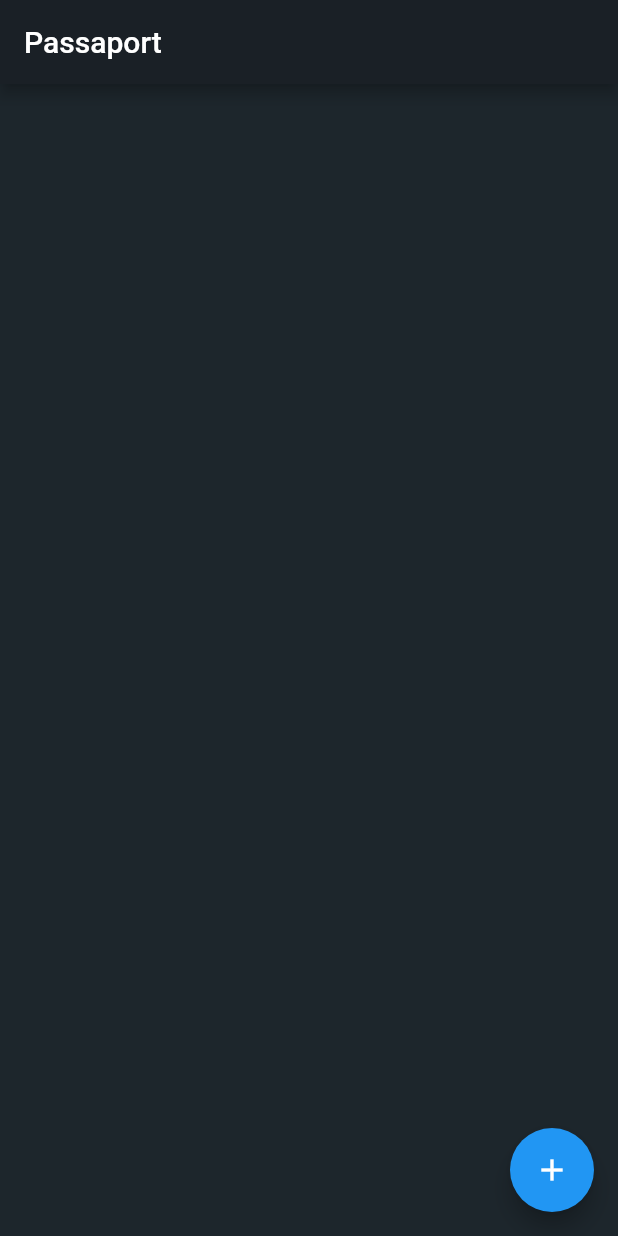
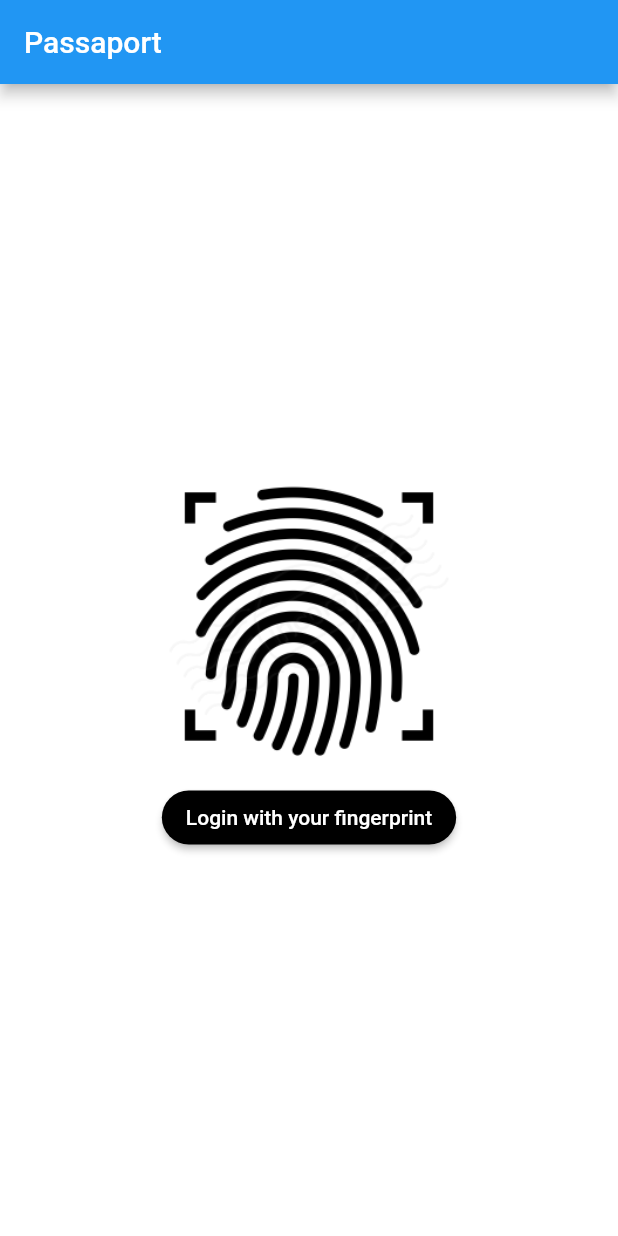
Before and after one commit to onurceri/passaport, a Flutter app: the screen it shows after launch, on a phone screen of 412 x 824 dp. Run offline on Flutter 3.47's test engine with Material 2 defaults, Android fonts, the phone set to English and light mode, and no system bars; our stand-ins replace fluttertoast, local_auth, sqflite; accounts and stored records are empty.

Commit message:
fingerprint added

```diff
--- a/lib/main.dart
+++ b/lib/main.dart
@@ -1,5 +1,5 @@
 import 'package:flutter/material.dart';
-import 'package:passaport/screens/home_page.dart';
+import 'package:passaport/screens/authentication.dart';
 
 void main() => runApp(MyApp());
 
@@ -11,7 +11,7 @@ class MyApp extends StatelessWidget {
       theme: ThemeData(
         primarySwatch: Colors.blue,
       ),
-      home: HomePage(),
+      home: AuthenticationPage(),
     );
   }
 }
--- /dev/null
+++ b/lib/screens/authentication.dart
@@ -0,0 +1,99 @@
+import 'dart:async';
+import 'package:flutter/material.dart';
+import 'package:flutter/services.dart';
+import 'package:local_auth/local_auth.dart';
+import 'package:passaport/screens/home_page.dart';
+
+class AuthenticationPage extends StatefulWidget {
+  @override
+  _AuthenticationPageState createState() => _AuthenticationPageState();
+}
+
+class _AuthenticationPageState extends State<AuthenticationPage> {
+  final LocalAuthentication auth = LocalAuthentication();
+  bool _canCheckBiometrics;
+  List<BiometricType> _availableBiometrics;
+  String _authorized = 'Not Authorized';
+
+  Future<void> _checkBiometrics() async {
+    bool canCheckBiometrics;
+    try {
+      canCheckBiometrics = await auth.canCheckBiometrics;
+    } on PlatformException catch (e) {
+      print(e);
+    }
+    if (!mounted) return;
+
+    setState(() {
+      _canCheckBiometrics = canCheckBiometrics;
+    });
+  }
+
+  Future<void> _getAvailableBiometrics() async {
+    List<BiometricType> availableBiometrics;
+    try {
+      availableBiometrics = await auth.getAvailableBiometrics();
+    } on PlatformException catch (e) {
+      print(e);
+    }
+    if (!mounted) return;
+
+    setState(() {
+      _availableBiometrics = availableBiometrics;
+    });
+  }
+
+  Future<void> _authenticate() async {
+    bool authenticated = false;
+    try {
+      authenticated = await auth.authenticateWithBiometrics(
+          localizedReason: 'Scan your fingerprint to authenticate',
+          useErrorDialogs: true,
+          stickyAuth: false);
+    } on PlatformException catch (e) {
+      print(e);
+    }
+    if (!mounted) return;
+
+    if (authenticated) {
+      Navigator.push(
+        context,
+        MaterialPageRoute(builder: (context) => HomePage()),
+      );
+    }
+  }
+
+  @override
+  Widget build(BuildContext context) {
+    return MaterialApp(
+        home: Scaffold(
+      appBar: AppBar(
+        title: const Text('Passaport'),
+      ),
+      body: Container(
+          color:Colors.white,
+          child: Row(
+            mainAxisAlignment: MainAxisAlignment.center,
+            children: <Widget>[
+              Column(
+                mainAxisAlignment: MainAxisAlignment.center,
+                children: <Widget>[
+                  new Container(
+                    child: Image.asset('assets/images/fingerprint.png', height: 200,),
+                  ),
+                  new Container(
+                    margin: EdgeInsets.only(top:10.0),
+                      child: new RaisedButton(
+                    onPressed: _authenticate,
+                    child: Text("Login with your fingerprint"),
+                    shape: new RoundedRectangleBorder(borderRadius: new BorderRadius.circular(30.0)),
+                    color: Colors.black,
+                    textColor: Colors.white,
+                  ))
+                ],
+              ),
+            ],
+          )),
+    ));
+  }
+}
--- a/pubspec.yaml
+++ b/pubspec.yaml
@@ -24,6 +24,7 @@ dependencies:
   path_provider: any
   fluttertoast: ^3.0.3
   flutter_launcher_icons: "^0.6.1"
+  local_auth: 0.4.0+1
 
 dev_dependencies:
   flutter_test:
@@ -55,6 +56,7 @@ flutter:
     - assets/images/instagram-logo.png
     - assets/images/snapchat-logo.png
     - assets/images/twitter-logo.png
+    - assets/images/fingerprint.png
 
   # To add assets to your application, add an assets section, like this:
   # assets:
```
Also changed, not shown: assets/images/fingerprint.png (added), pubspec.lock, 2 other files.
